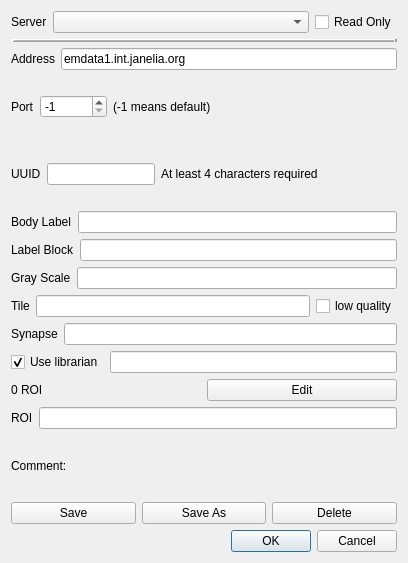
The window that neurolabi/gui/dialogs/zdviddialog.ui (janelia-flyem/NeuTu) describes before a commit, drawn with Qt 5.
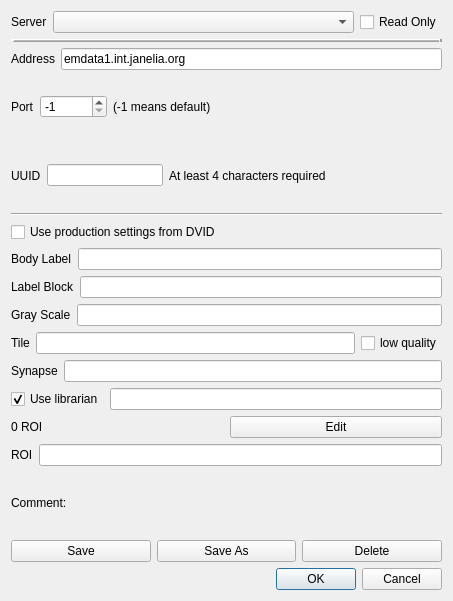
The same window after the commit.

Commit message: add functions for reading/writing default settings

The edit to the form file:
```diff
--- a/neurolabi/gui/dialogs/zdviddialog.ui
+++ b/neurolabi/gui/dialogs/zdviddialog.ui
@@ -6,8 +6,8 @@
    <rect>
     <x>0</x>
     <y>0</y>
-    <width>408</width>
-    <height>563</height>
+    <width>453</width>
+    <height>601</height>
    </rect>
   </property>
   <property name="sizePolicy">
@@ -164,6 +164,20 @@
      </item>
     </layout>
    </item>
+   <item>
+    <widget class="Line" name="line_2">
+     <property name="orientation">
+      <enum>Qt::Horizontal</enum>
+     </property>
+    </widget>
+   </item>
+   <item>
+    <widget class="QCheckBox" name="checkBox">
+     <property name="text">
+      <string>Use production settings from DVID</string>
+     </property>
+    </widget>
+   </item>
    <item>
     <layout class="QHBoxLayout" name="horizontalLayout_7">
      <item>
```
The commit also changes 14 other files.
